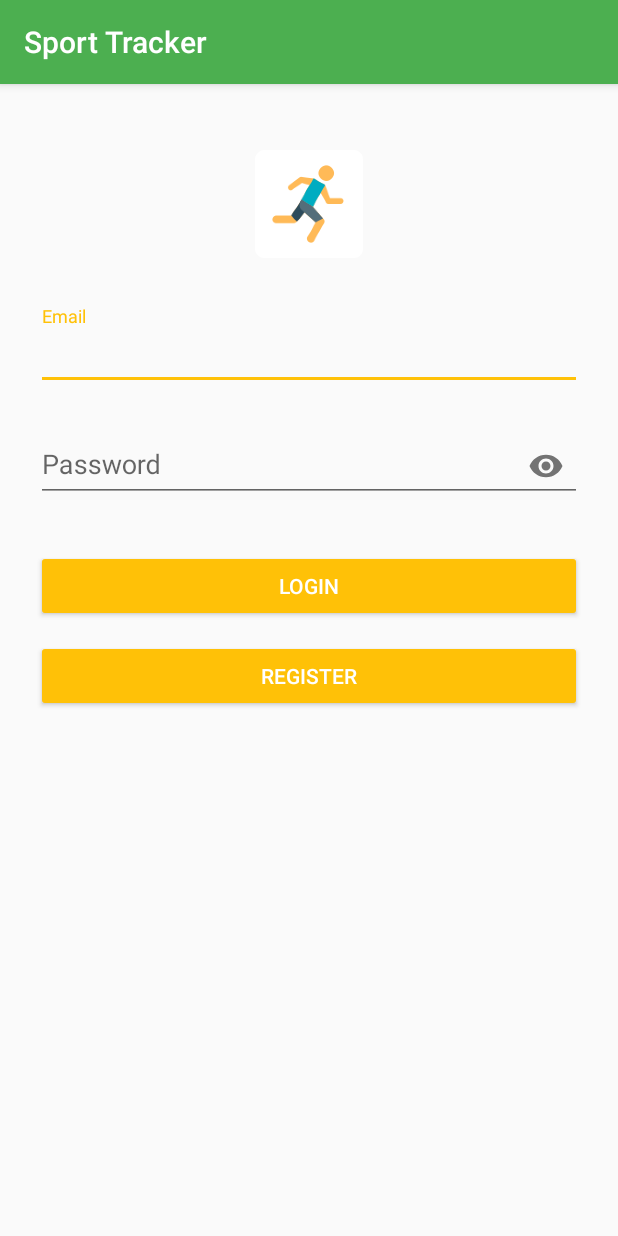
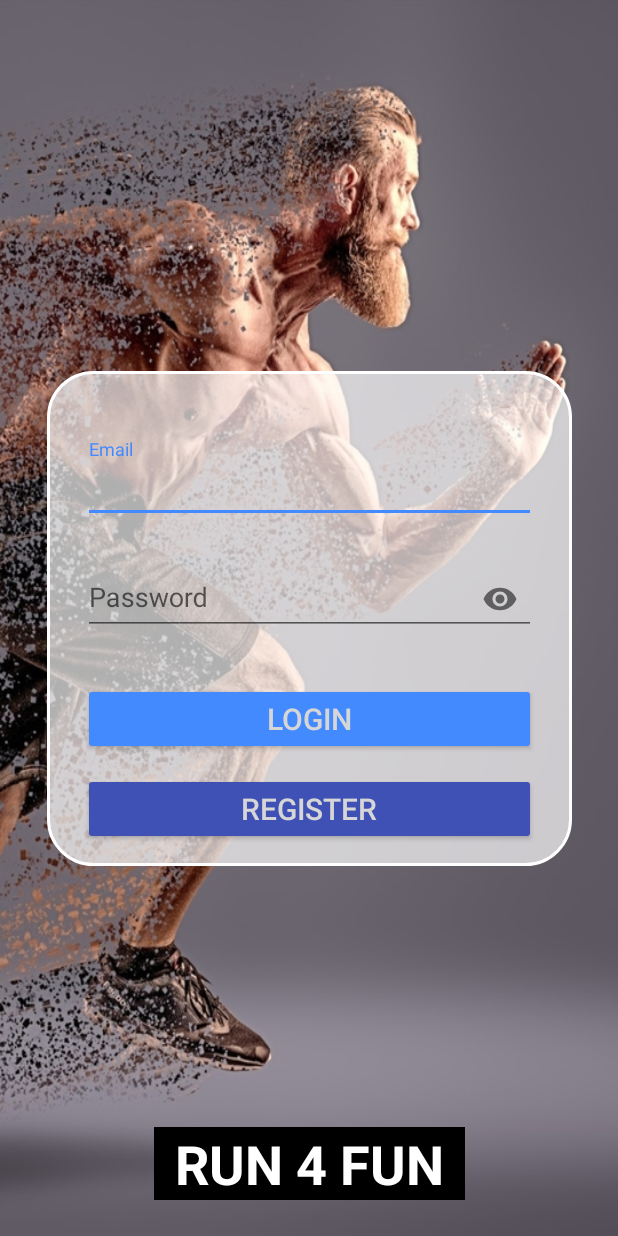
Before and after one commit to norbertgal97/sport_tracker, an Android app: the screen it shows after launch (LoginActivity), on a phone screen of 412 x 824 dp. Run offline under Robolectric (Android 15) with nearby library versions, the phone set to English and light mode, and no system bars; our stand-ins replace Firebase (no records; nobody signed in at launch, a user with empty details on screens opened directly).

Commit message:
new LoginScreen

```diff
--- a/app/build.gradle
+++ b/app/build.gradle
@@ -24,6 +24,8 @@ android {
 
 dependencies {
     implementation fileTree(dir: 'libs', include: ['*.jar'])
+    implementation 'com.facebook.android:facebook-share:4.40.0'
+    implementation 'com.android.support:customtabs:28.0.0'
     implementation "org.jetbrains.kotlin:kotlin-stdlib-jdk7:$kotlin_version"
     implementation 'com.android.support:appcompat-v7:28.0.0'
     implementation 'com.android.support:support-v4:28.0.0'
--- a/app/src/main/AndroidManifest.xml
+++ b/app/src/main/AndroidManifest.xml
@@ -11,6 +11,11 @@
             android:roundIcon="@mipmap/ic_launcher_round"
             android:supportsRtl="true"
             android:theme="@style/AppTheme">
+        <provider android:authorities="com.facebook.app.FacebookContentProvider368964093692976"
+                  android:name="com.facebook.FacebookContentProvider"
+                  android:exported="true"/>
+
+        <meta-data android:name="com.facebook.sdk.ApplicationId" android:value="@string/facebook_app_id"/>
         <activity android:name=".MainActivity">
         </activity>
         <activity android:name=".SettingsActivity">
--- a/app/src/main/java/hu/bme/aut/sporttracker/LoginActivity.kt
+++ b/app/src/main/java/hu/bme/aut/sporttracker/LoginActivity.kt
@@ -20,13 +20,14 @@ class LoginActivity : AppCompatActivity() {
     override fun onCreate(savedInstanceState: Bundle?) {
         super.onCreate(savedInstanceState)
         setContentView(R.layout.activity_login)
-        setSupportActionBar(toolbar)
 
         auth = FirebaseAuth.getInstance()
         databaseUser = FirebaseDatabase.getInstance().getReference("users")
 
         btnLogin.setOnClickListener { loginAccount() }
         btnRegister.setOnClickListener { createAccount() }
+
+        login_layout_constraint.background.alpha=255
     }
 
     private fun validateForm(): Boolean {
@@ -52,10 +53,17 @@ class LoginActivity : AppCompatActivity() {
 
     override fun onStart() {
         super.onStart()
+        login_layout.translationY=-1000f
+        login_layout.animate().translationYBy(1000f).duration = 750
         if (auth.currentUser != null) {
             startActivity(Intent(this@LoginActivity, MainActivity::class.java))
             finish()
         }
+    }
+
+    override fun onResume() {
+        super.onResume()
+
     }
 
     private fun createAccount() {
--- /dev/null
+++ b/app/src/main/res/drawable/login_bg.xml
@@ -0,0 +1,11 @@
+<?xml version="1.0" encoding="utf-8"?>
+<shape xmlns:android="http://schemas.android.com/apk/res/android"
+       android:shape="rectangle">
+
+    <stroke  android:width="2dp"
+             android:color="#FFFFFFFF"/>
+
+    <solid   android:color="#AFFFFFFF"/>
+
+    <corners android:radius="30dp"/>
+</shape>
--- a/app/src/main/res/layout/activity_login.xml
+++ b/app/src/main/res/layout/activity_login.xml
@@ -1,39 +1,29 @@
 <?xml version="1.0" encoding="utf-8"?>
-<android.support.design.widget.CoordinatorLayout
+<android.support.constraint.ConstraintLayout
         xmlns:android="http://schemas.android.com/apk/res/android"
         xmlns:app="http://schemas.android.com/apk/res-auto"
         xmlns:tools="http://schemas.android.com/tools"
         android:layout_width="match_parent"
         android:layout_height="match_parent"
-tools:context=".LoginActivity">
+        tools:context=".LoginActivity"
+        android:background="@drawable/login_screen_bg"
+        android:id="@+id/login_layout_constraint">
 
-<android.support.design.widget.AppBarLayout
-        android:layout_height="wrap_content"
-        android:layout_width="match_parent"
-        android:theme="@style/AppTheme.AppBarOverlay">
 
-    <android.support.v7.widget.Toolbar
-            android:id="@+id/toolbar"
-            android:layout_width="match_parent"
-            android:layout_height="?attr/actionBarSize"
-            android:background="?attr/colorPrimary"
-            app:popupTheme="@style/AppTheme.PopupOverlay"/>
-
-</android.support.design.widget.AppBarLayout>
 
     <LinearLayout
-                  android:layout_width="match_parent"
-                  android:layout_height="match_parent"
+            android:id="@+id/login_layout"
+            android:layout_width="350dp"
+            android:layout_height="330dp"
             android:orientation="vertical"
             android:paddingLeft="24dp"
             android:paddingRight="24dp"
-                  android:paddingTop="100dp">
-        <ImageView
-                android:layout_width="wrap_content"
-                android:layout_height="72dp"
-                android:layout_gravity="center_horizontal"
-                android:layout_marginBottom="24dp"
-                android:src="@mipmap/ic_launcher" />
+            android:paddingTop="24dp"
+            android:background="@drawable/login_bg" android:layout_marginTop="8dp"
+            app:layout_constraintTop_toTopOf="parent" android:layout_marginBottom="8dp"
+            app:layout_constraintBottom_toBottomOf="parent" app:layout_constraintStart_toStartOf="parent"
+            android:layout_marginStart="8dp" app:layout_constraintEnd_toEndOf="parent" android:layout_marginEnd="8dp"
+            android:gravity="center">
 
         <android.support.design.widget.TextInputLayout
                 android:layout_width="match_parent"
@@ -47,7 +37,8 @@ tools:context=".LoginActivity">
                     android:layout_height="wrap_content"
                     android:hint="Email"
                     android:inputType="textEmailAddress"
-                    android:text="" />
+                    android:text=""
+                   />
 
         </android.support.design.widget.TextInputLayout>
 
@@ -64,7 +55,7 @@ tools:context=".LoginActivity">
                     android:layout_height="wrap_content"
                     android:hint="Password"
                     android:inputType="textPassword"
-                    android:text="" />
+                    android:text=""/>
 
         </android.support.design.widget.TextInputLayout>
 
@@ -74,21 +65,35 @@ tools:context=".LoginActivity">
                 android:layout_height="wrap_content"
                 android:layout_marginBottom="12dp"
                 android:layout_marginTop="24dp"
-                android:padding="12dp"
+                android:padding="10dp"
+                android:textSize="20sp"
                 android:text="Login"
                 android:backgroundTint="@color/colorAccent"
-                android:textColor="@color/icons"/>
+                android:textColor="@color/com_facebook_button_background_color_focused"
+        />
 
         <Button
                 android:id="@+id/btnRegister"
                 android:layout_width="match_parent"
                 android:layout_height="wrap_content"
-                android:padding="12dp"
+                android:padding="10dp"
                 android:text="Register"
-                android:backgroundTint="@color/colorAccent"
-                android:textColor="@color/icons"/>
+                android:backgroundTint="@color/colorPrimary"
+                android:textSize="20sp"
+                android:textColor="@color/com_facebook_button_background_color_focused"/>
 
     </LinearLayout>
+    <TextView
+            android:background="#000000"
+            android:textColor="#FFFFFF"
+            android:text="RUN 4 FUN"
+            android:layout_width="207dp"
+            android:layout_height="wrap_content"
+            android:id="@+id/textView" app:layout_constraintEnd_toEndOf="parent" android:layout_marginEnd="8dp"
+            app:layout_constraintStart_toStartOf="parent" android:layout_marginStart="8dp" tools:text="HAVE FUN"
+            android:fontFamily="sans-serif" android:textSize="36sp" android:textAlignment="center"
+            android:textStyle="bold" android:layout_marginBottom="24dp" app:layout_constraintBottom_toBottomOf="parent"
+    />
 
 
-</android.support.design.widget.CoordinatorLayout>
+</android.support.constraint.ConstraintLayout>
--- a/app/src/main/res/values/colors.xml
+++ b/app/src/main/res/values/colors.xml
@@ -1,9 +1,9 @@
 <?xml version="1.0" encoding="utf-8"?>
 <resources>
-<color name="colorPrimary">#4CAF50</color>
-<color name="colorPrimaryDark">#388E3C</color>
-<color name="primary_light">#C8E6C9</color>
-<color name="colorAccent">#FFC107</color>
+<color name="colorPrimary">#3F51B5</color>
+<color name="colorPrimaryDark">#303F9F</color>
+<color name="colorPrimaryLight">#C5CAE9</color>
+<color name="colorAccent">#448AFF</color>
 <color name="primary_text">#212121</color>
 <color name="secondary_text">#757575</color>
 <color name="icons">#FFFFFF</color>
--- a/app/src/main/res/values/strings.xml
+++ b/app/src/main/res/values/strings.xml
@@ -5,4 +5,5 @@
     <!-- TODO: Remove or change this placeholder text -->
     <string name="hello_blank_fragment">Hello blank fragment</string>
     <string name="sign_out">Sign out</string>
+    <string name="facebook_app_id">368964093692976</string>
 </resources>
--- a/build.gradle
+++ b/build.gradle
@@ -21,6 +21,7 @@ allprojects {
         google()
         jcenter()
         maven { url 'https://jitpack.io' }
+        mavenCentral()
 
     }
 }
```
Also changed, not shown: app/src/main/java/hu/bme/aut/sporttracker/MainActivity.kt (+25 -2 lines), app/src/main/java/hu/bme/aut/sporttracker/SettingsActivity.kt (+5 -6 lines), app/src/main/res/layout/activity_main.xml (+9 -1 lines), app/src/main/res/drawable-hdpi/login_screen_bg.jpg (added), app/src/main/res/drawable-mdpi/login_screen_bg.jpg (added), app/src/main/res/drawable-xhdpi/login_screen_bg.jpg (added), app/src/main/res/drawable-xxhdpi/login_screen_bg.jpg (added), app/src/main/res/drawable-xxxhdpi/login_screen_bg.jpg (added). Lines whose indentation alone changed are shown as unchanged.
